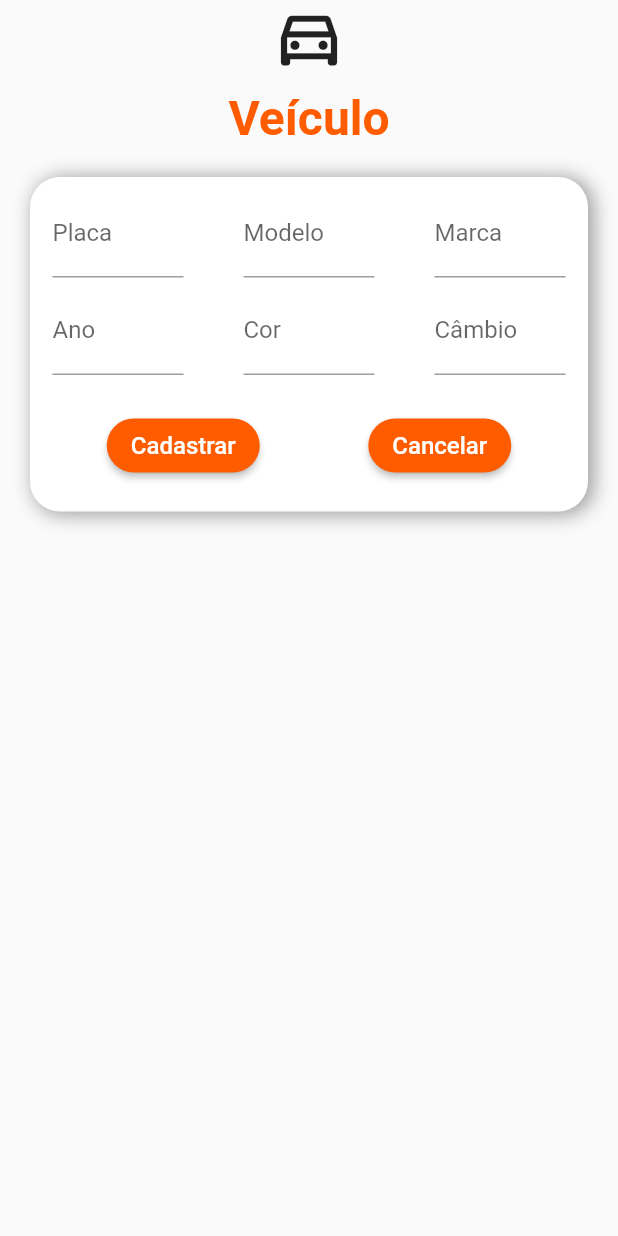
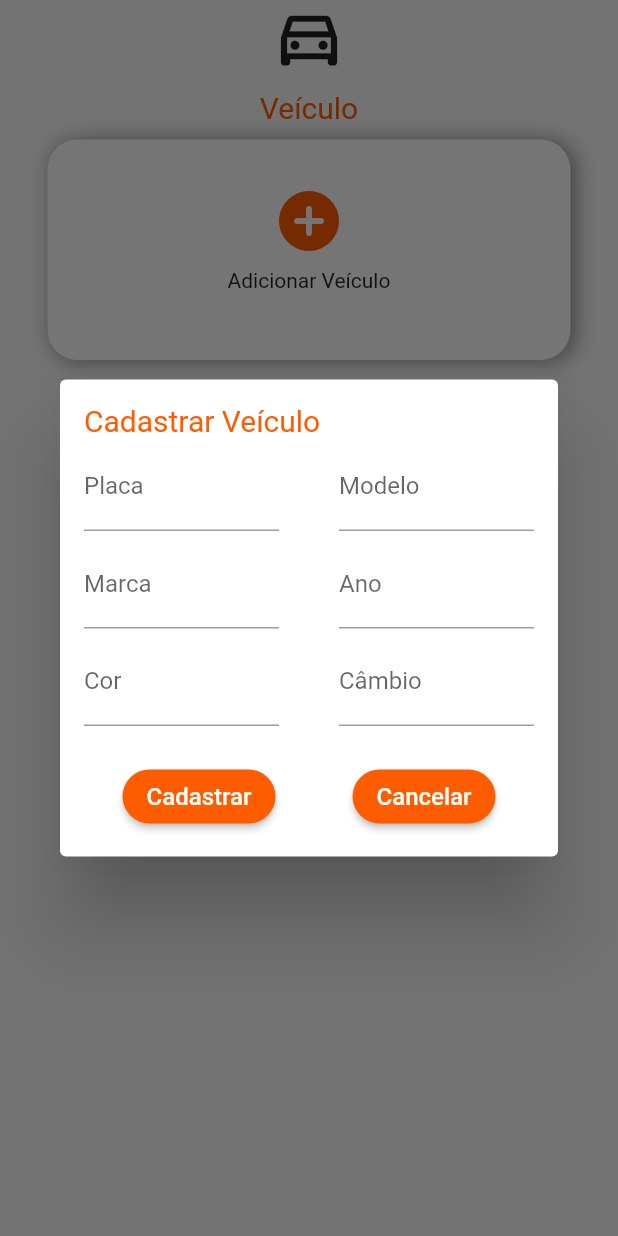
Before and after one commit to icl00ud/mech_client, a Flutter app: the RegisterVehicle screen opened directly, after a tap on "Adicionar Veículo", on a phone screen of 412 x 824 dp. Run offline on Flutter 3.47's test engine with Material 2 defaults, Android fonts, the phone set to English and light mode, and no system bars; our stand-ins replace cloud_firestore, date_time_picker, firebase_auth, firebase_core, mask_text_input_formatter; missing offline and left inert: cpf_cnpj_validator; accounts and stored records are empty.

Commit message:
Alterações tela de veiculo

```diff
--- a/lib/models/repair_model.dart
+++ b/lib/models/repair_model.dart
@@ -1,5 +1,5 @@
 import 'package:flutter/material.dart';
-import 'package:mech_client/models/account_user.dart';
+import 'package:mech_client/models/account_user_model.dart';
 
 class Repair {
   AccountUser user = AccountUser();
--- a/lib/screens/register_repair_screen.dart
+++ b/lib/screens/register_repair_screen.dart
@@ -2,7 +2,7 @@ import 'package:date_time_picker/date_time_picker.dart';
 import 'package:flutter/material.dart';
 import 'package:mech_client/screens/repair_screen.dart';
 import 'package:mech_client/services/user_services.dart';
-import 'package:mech_client/services/validationUser.dart';
+import 'package:mech_client/services/validation_user_service.dart';
 
 class RegisterRepairPage extends StatefulWidget {
   const RegisterRepairPage({Key? key}) : super(key: key);
--- a/lib/screens/register_vehicle_screen.dart
+++ /dev/null
@@ -1,200 +0,0 @@
-import 'package:flutter/material.dart';
-import 'package:mask_text_input_formatter/mask_text_input_formatter.dart';
-import 'package:mech_client/models/vehicle_model.dart';
-import 'package:mech_client/services/validation_user_service.dart';
-import 'package:mech_client/services/vehicle_services.dart';
-import 'package:mech_client/utils/constans_utils.dart';
-import 'package:mech_client/widgets/button_widget.dart';
-
-class RegisterVehiclePage extends StatefulWidget {
-  const RegisterVehiclePage({Key? key}) : super(key: key);
-
-  @override
-  RegisterVehiclePageState createState() => RegisterVehiclePageState();
-}
-
-class RegisterVehiclePageState extends State<RegisterVehiclePage> {
-  static double padding = 3;
-
-  ValidationUser validation = ValidationUser();
-  Vehicle vehicle = Vehicle();
-  VehicleServices vehicleServices = VehicleServices();
-
-  @override
-  Widget build(BuildContext context) {
-    return Scaffold(
-      body: Align(
-        alignment: Alignment.topCenter,
-        child: SingleChildScrollView(
-          child: Column(
-            children: <Widget>[
-              const Column(
-                children: [
-                  Icon(
-                    Icons.directions_car_filled_outlined,
-                    size: 50,
-                  ),
-                  SizedBox(
-                    height: 10,
-                  ),
-                  Text(
-                    'Veículo',
-                    style: TextStyle(
-                        fontSize: 32,
-                        fontWeight: FontWeight.bold,
-                        color: primaryColor),
-                  ),
-                ],
-              ),
-              Container(
-                padding: const EdgeInsets.only(
-                    left: 15, right: 15, top: 5, bottom: 20),
-                margin: const EdgeInsets.only(
-                    left: 20, right: 20, top: 20, bottom: 10),
-                decoration: BoxDecoration(
-                  color: Colors.white,
-                  borderRadius: BorderRadius.circular(20),
-                  boxShadow: const [
-                    BoxShadow(
-                        spreadRadius: 1,
-                        color: Colors.grey,
-                        blurRadius: 10,
-                        offset: Offset(3, 1)),
-                  ],
-                ),
-                child: Column(
-                  children: [
-                    Row(
-                      children: [
-                        Expanded(
-                          flex: 4,
-                          child: Padding(
-                            padding:
-                                EdgeInsets.only(top: padding, bottom: padding),
-                            child: TextFormField(
-                              controller: vehicle.plate,
-                              decoration:
-                                  const InputDecoration(labelText: "Placa"),
-                              onChanged: (value) {
-                                vehicle.plate.value =
-                                    vehicle.plate.value.copyWith(
-                                  text: value.toUpperCase(),
-                                  selection: TextSelection.collapsed(
-                                      offset: value.length),
-                                );
-                              },
-                              inputFormatters: [
-                                MaskTextInputFormatter(
-                                  mask: 'AAA-9999',
-                                  filter: {
-                                    '9': RegExp(r'[0-9]'),
-                                    'A': RegExp(r'[a-zA-Z]')
-                                  },
-                                ),
-                              ],
-                            ),
-                          ),
-                        ),
-                        const SizedBox(width: 40),
-                        Expanded(
-                          flex: 4,
-                          child: Padding(
-                            padding:
-                                EdgeInsets.only(top: padding, bottom: padding),
-                            child: TextFormField(
-                              decoration:
-                                  const InputDecoration(labelText: "Modelo"),
-                              controller: vehicle.model,
-                            ),
-                          ),
-                        ),
-                        const SizedBox(width: 40),
-                        Expanded(
-                          flex: 4,
-                          child: Padding(
-                            padding:
-                                EdgeInsets.only(top: padding, bottom: padding),
-                            child: TextFormField(
-                              decoration:
-                                  const InputDecoration(labelText: "Marca"),
-                              controller: vehicle.brand,
-                            ),
-                          ),
-                        ),
-                      ],
-                    ),
-                    Row(
-                      children: [
-                        Expanded(
-                          flex: 4,
-                          child: Padding(
-                            padding:
-                                EdgeInsets.only(top: padding, bottom: padding),
-                            child: TextFormField(
-                              decoration:
-                                  const InputDecoration(labelText: "Ano"),
-                              keyboardType: TextInputType.datetime,
-                              inputFormatters: [
-                                MaskTextInputFormatter(
-                                    mask: '####',
-                                    filter: {'#': RegExp(r'[0-9]')})
-                              ],
-                              controller: vehicle.yearFabrication,
-                            ),
-                          ),
-                        ),
-                        const SizedBox(width: 40),
-                        Expanded(
-                          flex: 4,
-                          child: Padding(
-                            padding:
-                                EdgeInsets.only(top: padding, bottom: padding),
-                            child: TextFormField(
-                              decoration:
-                                  const InputDecoration(labelText: "Cor"),
-                              controller: vehicle.color,
-                            ),
-                          ),
-                        ),
-                        const SizedBox(width: 40),
-                        Expanded(
-                          flex: 4,
-                          child: Padding(
-                            padding:
-                                EdgeInsets.only(top: padding, bottom: padding),
-                            child: TextFormField(
-                              decoration:
-                                  const InputDecoration(labelText: "Câmbio"),
-                              controller: vehicle.gearShift,
-                            ),
-                          ),
-                        ),
-                      ],
-                    ),
-                    const SizedBox(height: 20),
-                    Row(
-                      mainAxisAlignment: MainAxisAlignment.spaceAround,
-                      children: [
-                        Button(
-                            text: "Cadastrar",
-                            function: () {
-                              vehicleServices.registerVehicle(vehicle, context);
-                            }),
-                        Button(
-                          text: "Cancelar",
-                          function: () {
-                            Navigator.of(context).pop();
-                          },
-                        )
-                      ],
-                    ),
-                  ],
-                ),
-              ),
-            ],
-          ),
-        ),
-      ),
-    );
-  }
-}
--- a/lib/screens/repair_screen.dart
+++ b/lib/screens/repair_screen.dart
@@ -1,7 +1,5 @@
 import 'package:flutter/material.dart';
-import 'package:mech_client/widgets/Repairs/repair_request_widget.dart';
 import 'package:mech_client/services/repair_services.dart';
-import 'package:mech_client/models/repair.dart';
 
 import '../widgets/Repairs/repair_create_widget.dart';
 
--- a/lib/screens/vehicle_screen.dart
+++ b/lib/screens/vehicle_screen.dart
@@ -2,7 +2,7 @@ import 'package:flutter/material.dart';
 import 'package:mech_client/models/vehicle_model.dart';
 import 'package:mech_client/services/vehicle_services.dart';
 import 'package:mech_client/utils/constans_utils.dart';
-import 'package:mech_client/widgets/forms_vehicle_widget.dart';
+import 'package:mech_client/widgets/Vehicles/forms_vehicle_widget.dart';
 
 class VehiclePage extends StatelessWidget {
   const VehiclePage({Key? key}) : super(key: key);
@@ -66,9 +66,9 @@ class _RegisterVehicleState extends State<RegisterVehicle> {
                   Text(
                     'Veículo',
                     style: TextStyle(
-                        fontSize: 32,
-                        fontWeight: FontWeight.bold,
-                        color: primaryColor),
+                      color: primaryColor,
+                      fontSize: 20,
+                      fontWeight: FontWeight.w400),
                   ),
                 ],
               ),
--- a/lib/services/repair_services.dart
+++ b/lib/services/repair_services.dart
@@ -23,6 +23,7 @@ class RepairServices {
       };
 
       // Preencha os controladores do objeto Repair com os dados obtidos.
+      var repair;
       repair.date.text = repairData['date'] ?? 'campo vazio';
       repair.description.text = repairData['description'] ?? 'campo vazio';
       repair.plate.text = repairData['plate'] ?? 'campo vazio';
--- a/lib/widgets/forms_vehicle_widget.dart
+++ b/lib/widgets/Vehicles/forms_vehicle_widget.dart
@@ -1,9 +1,9 @@
 import 'package:flutter/material.dart';
 import 'package:mech_client/models/vehicle_model.dart';
-import 'package:mech_client/screens/register_vehicle_screen.dart';
-import 'package:mech_client/screens/vehicle_screen.dart';
 import 'package:mech_client/services/vehicle_services.dart';
 import 'package:mech_client/utils/constans_utils.dart';
+import 'package:mech_client/widgets/Vehicles/vehicle_create_widget.dart';
+import 'package:mech_client/widgets/Vehicles/vehicle_update_widget.dart';
 
 class FormsVehicle extends StatefulWidget {
   final Vehicle vehicle;
@@ -55,18 +55,14 @@ class _FormsVehicleState extends State<FormsVehicle> {
               if (userVehicles.length < 3)
                 GestureDetector(
                   onTap: () async {
-                    await Navigator.of(context).push(
-                      MaterialPageRoute(
-                        builder: (context) => const RegisterVehiclePage(),
-                      ),
+                    await showDialog(
+                      context: context,
+                      builder: (BuildContext context) {
+                        return const CreateVehicleModal();
+                      },
                     );
 
-                    List<Vehicle> updatedVehicles =
-                        await vehicleServices.getVehiclesForUser();
-                    setState(() {
-                      // atualize a lista com os veículos obtidos
-                      userVehicles = updatedVehicles;
-                    });
+                    _loadUserVehicles();
                   },
                   child: Container(
                     padding: const EdgeInsets.only(
@@ -241,12 +237,7 @@ class _FormsVehicleState extends State<FormsVehicle> {
             child: IconButton(
               onPressed: () async {
                 await vehicleServices.deleteVehicle(context, vehicle);
-                Navigator.push(
-                  context,
-                  MaterialPageRoute(
-                    builder: (context) => const VehiclePage(),
-                  ),
-                );
+                _loadUserVehicles();
               },
               icon: const Icon(Icons.delete_forever_outlined),
             ),
@@ -257,7 +248,10 @@ class _FormsVehicleState extends State<FormsVehicle> {
             child: IconButton(
               icon: const Icon(Icons.edit),
               onPressed: () {
-                // funcao para editar informacoes
+                showDialog(
+                  context: context,
+                  builder: (BuildContext context) => UpdateVehicleModal(vehicle: vehicle),
+                );
               },
             ),
           ),
--- /dev/null
+++ b/lib/widgets/Vehicles/vehicle_create_widget.dart
@@ -0,0 +1,175 @@
+import 'package:flutter/material.dart';
+import 'package:mech_client/services/vehicle_services.dart';
+import 'package:mask_text_input_formatter/mask_text_input_formatter.dart';
+import 'package:mech_client/models/vehicle_model.dart';
+import 'package:mech_client/services/validation_user_service.dart';
+import 'package:mech_client/widgets/button_widget.dart';
+
+class CreateVehicleModal extends StatefulWidget {
+  const CreateVehicleModal({Key? key}) : super(key: key);
+
+  @override
+  _CreateVehicleModalState createState() => _CreateVehicleModalState();
+}
+
+class _CreateVehicleModalState extends State<CreateVehicleModal> {
+  static double padding = 3;
+
+  ValidationUser validation = ValidationUser();
+  Vehicle vehicle = Vehicle();
+  VehicleServices vehicleServices = VehicleServices();
+
+  @override
+  Widget build(BuildContext context) {
+    return Dialog(
+      child: Padding(
+        padding: const EdgeInsets.all(16.0),
+        child: SingleChildScrollView(
+          child: Column(
+            crossAxisAlignment: CrossAxisAlignment.stretch,
+            children: [
+              const Text(
+                'Cadastrar Veículo',
+                style: TextStyle(
+                  color: Color(0xFFFF5C00),
+                  fontSize: 20,
+                  fontWeight: FontWeight.w400,
+                ),
+              ),
+              Column(
+                children: [
+                  Row(
+                    children: [
+                      Expanded(
+                        flex: 4,
+                        child: Padding(
+                          padding:
+                              EdgeInsets.only(top: padding, bottom: padding),
+                          child: TextFormField(
+                            controller: vehicle.plate,
+                            decoration:
+                                const InputDecoration(labelText: "Placa"),
+                            onChanged: (value) {
+                              vehicle.plate.value =
+                                  vehicle.plate.value.copyWith(
+                                text: value.toUpperCase(),
+                                selection: TextSelection.collapsed(
+                                    offset: value.length),
+                              );
+                            },
+                            inputFormatters: [
+                              MaskTextInputFormatter(
+                                mask: 'AAA-9999',
+                                filter: {
+                                  '9': RegExp(r'[0-9]'),
+                                  'A': RegExp(r'[a-zA-Z]')
+                                },
+                              ),
+                            ],
+                          ),
+                        ),
+                      ),
+                      const SizedBox(width: 40),
+                      Expanded(
+                        flex: 4,
+                        child: Padding(
+                          padding:
+                              EdgeInsets.only(top: padding, bottom: padding),
+                          child: TextFormField(
+                            decoration:
+                                const InputDecoration(labelText: "Modelo"),
+                            controller: vehicle.model,
+                          ),
+                        ),
+                      ),
+                    ],
+                  ),
+                  Row(
+                    children: [
+                      Expanded(
+                        flex: 4,
+                        child: Padding(
+                          padding:
+                              EdgeInsets.only(top: padding, bottom: padding),
+                          child: TextFormField(
+                            decoration:
+                                const InputDecoration(labelText: "Marca"),
+                            controller: vehicle.brand,
+                          ),
+                        ),
+                      ),
+                      const SizedBox(width: 40),
+                      Expanded(
+                        flex: 4,
+                        child: Padding(
+                          padding:
+                              EdgeInsets.only(top: padding, bottom: padding),
+                          child: TextFormField(
+                            decoration: const InputDecoration(labelText: "Ano"),
+                            keyboardType: TextInputType.datetime,
+                            inputFormatters: [
+                              MaskTextInputFormatter(
+                                mask: '####',
+                                filter: {'#': RegExp(r'[0-9]')},
+                              ),
+                            ],
+                            controller: vehicle.yearFabrication,
+                          ),
+                        ),
+                      ),
+                    ],
+                  ),
+                  Row(
+                    children: [
+                      Expanded(
+                        flex: 4,
+                        child: Padding(
+                          padding:
+                              EdgeInsets.only(top: padding, bottom: padding),
+                          child: TextFormField(
+                            decoration: const InputDecoration(labelText: "Cor"),
+                            controller: vehicle.color,
+                          ),
+                        ),
+                      ),
+                      const SizedBox(width: 40),
+                      Expanded(
+                        flex: 4,
+                        child: Padding(
+                          padding:
+                              EdgeInsets.only(top: padding, bottom: padding),
+                          child: TextFormField(
+                            decoration:
+                                const InputDecoration(labelText: "Câmbio"),
+                            controller: vehicle.gearShift,
+                          ),
+                        ),
+                      ),
+                    ],
+                  ),
+                  const SizedBox(height: 20),
+                  Row(
+                    mainAxisAlignment: MainAxisAlignment.spaceAround,
+                    children: [
+                      Button(
+                          text: "Cadastrar",
+                          function: () {
+                            vehicleServices.registerVehicle(vehicle, context);
+                          }),
+                      Button(
+                        text: "Cancelar",
+                        function: () {
+                          Navigator.of(context).pop();
+                        },
+                      )
+                    ],
+                  ),
+                ],
+              ),
+            ],
+          ),
+        ),
+      ),
+    );
+  }
+}
```
Also changed, not shown: lib/services/vehicle_services.dart (+63 -0 lines), lib/widgets/Vehicles/vehicle_update_widget.dart (added, +189 -0 lines).
